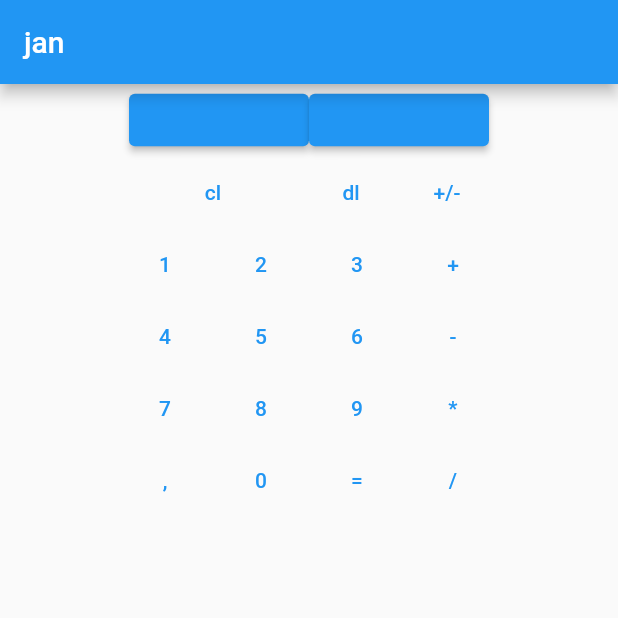
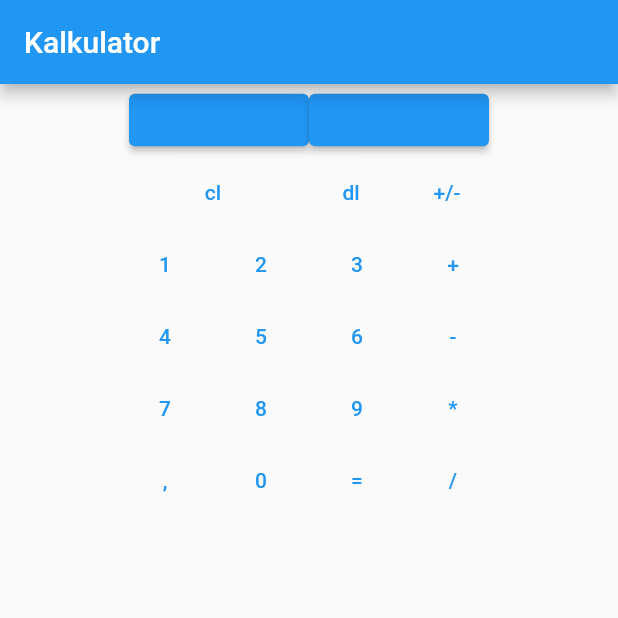
Before and after one commit to Kacp-R/kalk, a Flutter app: the screen it shows after launch, on a phone screen of 412 x 824 dp, the top half of it. Run offline on Flutter 3.47's test engine with Material 2 defaults, Android fonts, the phone set to English and light mode, and no system bars.

```diff
--- a/lib/main.dart
+++ b/lib/main.dart
@@ -26,7 +26,7 @@ class _MyAppState extends State<MyApp> {
       title: "test1",
       home: Scaffold(
         appBar: AppBar(
-          title: const Text("jan"),
+          title: const Text("Kalkulator"),
         ),
         body: Column(
         children: [
```
